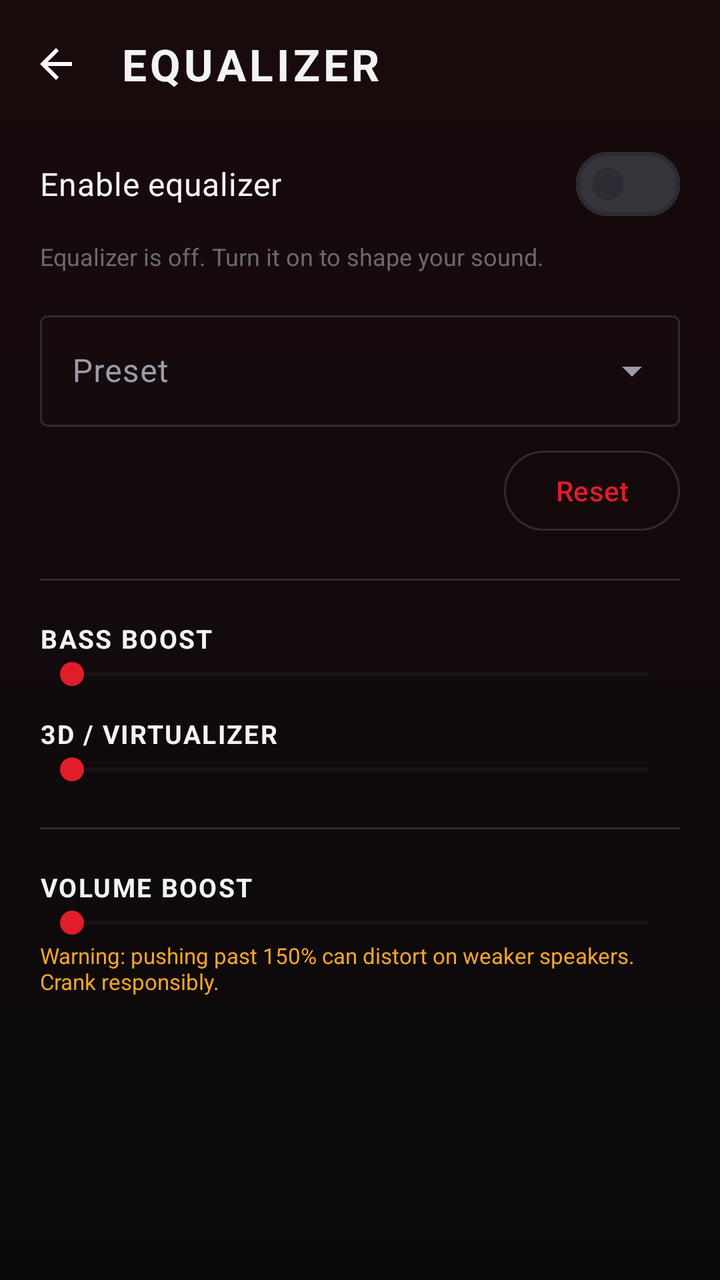
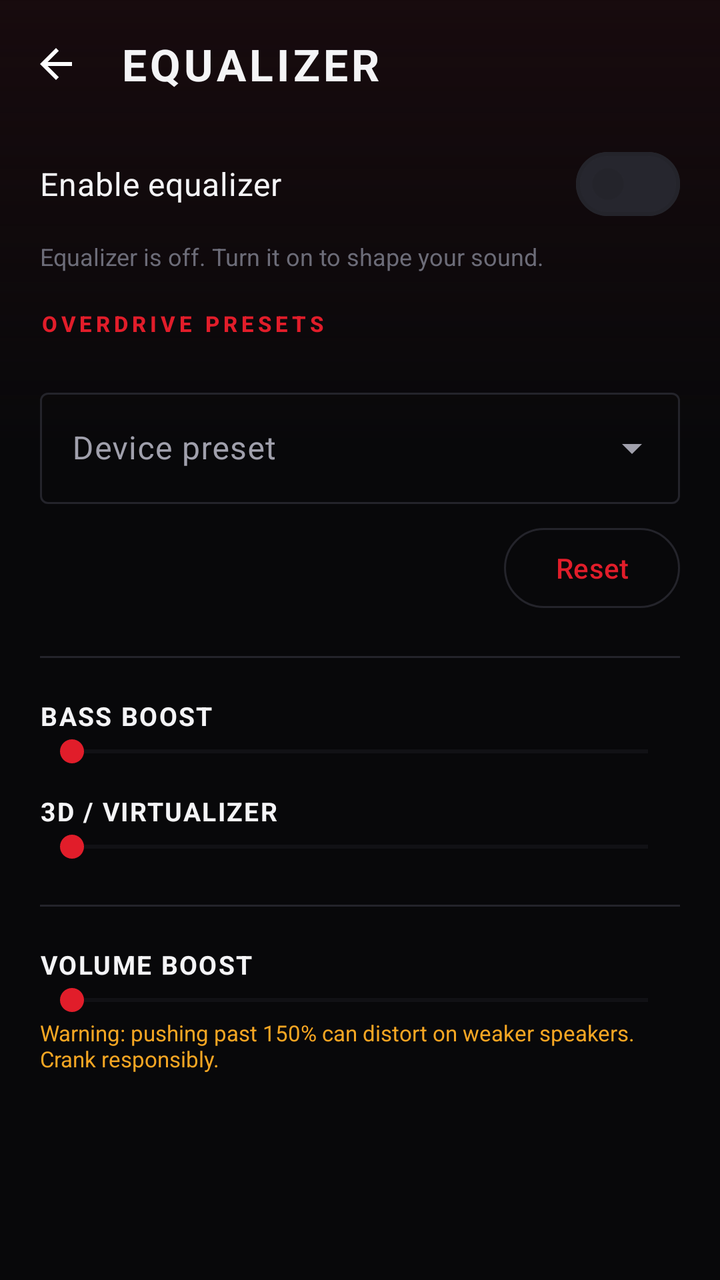

Before-and-after screenshots of an Android layout around one commit, followed by the original layout XML and the change that was made.
<!-- AndroidManifest.xml: application theme Theme.Overdrive -->
<!-- res/layout/activity_equalizer.xml -->
<?xml version="1.0" encoding="utf-8"?>
<LinearLayout xmlns:android="http://schemas.android.com/apk/res/android"
    xmlns:app="http://schemas.android.com/apk/res-auto"
    android:layout_width="match_parent"
    android:layout_height="match_parent"
    android:background="@drawable/bg_app"
    android:orientation="vertical">

    <com.google.android.material.appbar.MaterialToolbar
        android:id="@+id/toolbar"
        android:layout_width="match_parent"
        android:layout_height="?attr/actionBarSize"
        android:background="@android:color/transparent"
        app:navigationIcon="@drawable/ic_arrow_back"
        app:title="@string/equalizer"
        app:titleTextAppearance="@style/Widget.Overdrive.Toolbar.Title" />

    <ScrollView
        android:layout_width="match_parent"
        android:layout_height="0dp"
        android:layout_weight="1"
        android:clipToPadding="false"
        android:paddingBottom="32dp">

        <LinearLayout
            android:layout_width="match_parent"
            android:layout_height="wrap_content"
            android:orientation="vertical"
            android:paddingHorizontal="20dp">

            <com.google.android.material.materialswitch.MaterialSwitch
                android:id="@+id/eqSwitch"
                android:layout_width="match_parent"
                android:layout_height="wrap_content"
                android:layout_marginTop="4dp"
                android:text="@string/enable_equalizer"
                android:textColor="@color/text_primary"
                android:textSize="16sp" />

            <TextView
                android:id="@+id/eqDisabledHint"
                android:layout_width="match_parent"
                android:layout_height="wrap_content"
                android:layout_marginTop="4dp"
                android:text="@string/eq_disabled_hint"
                android:textColor="@color/text_muted"
                android:textSize="12sp" />

            <com.google.android.material.textfield.TextInputLayout
                android:id="@+id/presetLayout"
                style="@style/Widget.Material3.TextInputLayout.OutlinedBox.ExposedDropdownMenu"
                android:layout_width="match_parent"
                android:layout_height="wrap_content"
                android:layout_marginTop="16dp"
                android:hint="@string/preset">

                <com.google.android.material.textfield.MaterialAutoCompleteTextView
                    android:id="@+id/presetDropdown"
                    android:layout_width="match_parent"
                    android:layout_height="wrap_content"
                    android:inputType="none"
                    android:textColor="@color/text_primary" />
            </com.google.android.material.textfield.TextInputLayout>

            <LinearLayout
                android:id="@+id/bandContainer"
                android:layout_width="match_parent"
                android:layout_height="wrap_content"
                android:layout_marginTop="8dp"
                android:orientation="vertical" />

            <com.google.android.material.button.MaterialButton
                android:id="@+id/resetButton"
                style="@style/Widget.Material3.Button.OutlinedButton"
                android:layout_width="wrap_content"
                android:layout_height="wrap_content"
                android:layout_gravity="end"
                android:text="@string/reset" />

            <View
                android:layout_width="match_parent"
                android:layout_height="1dp"
                android:layout_marginVertical="20dp"
                android:background="@color/divider" />

            <TextView
                android:id="@+id/bassLabel"
                android:layout_width="match_parent"
                android:layout_height="wrap_content"
                android:letterSpacing="0.06"
                android:text="@string/bass_boost"
                android:textAllCaps="true"
                android:textColor="@color/text_primary"
                android:textSize="13sp"
                android:textStyle="bold" />

            <SeekBar
                android:id="@+id/bassSeek"
                android:layout_width="match_parent"
                android:layout_height="wrap_content"
                android:max="100"
                android:progressBackgroundTint="@color/surface_3"
                android:progressTint="?attr/colorPrimary"
                android:thumbTint="?attr/colorPrimary" />

            <TextView
                android:id="@+id/virtLabel"
                android:layout_width="match_parent"
                android:layout_height="wrap_content"
                android:layout_marginTop="12dp"
                android:letterSpacing="0.06"
                android:text="@string/virtualizer"
                android:textAllCaps="true"
                android:textColor="@color/text_primary"
                android:textSize="13sp"
                android:textStyle="bold" />

            <SeekBar
                android:id="@+id/virtSeek"
                android:layout_width="match_parent"
                android:layout_height="wrap_content"
                android:max="100"
                android:progressBackgroundTint="@color/surface_3"
                android:progressTint="?attr/colorPrimary"
                android:thumbTint="?attr/colorPrimary" />

            <View
                android:layout_width="match_parent"
                android:layout_height="1dp"
                android:layout_marginVertical="20dp"
                android:background="@color/divider" />

            <TextView
                android:id="@+id/boostLabel"
                android:layout_width="match_parent"
                android:layout_height="wrap_content"
                android:letterSpacing="0.06"
                android:text="@string/volume_boost"
                android:textAllCaps="true"
                android:textColor="@color/text_primary"
                android:textSize="13sp"
                android:textStyle="bold" />

            <SeekBar
                android:id="@+id/boostSeek"
                android:layout_width="match_parent"
                android:layout_height="wrap_content"
                android:max="100"
                android:progressBackgroundTint="@color/surface_3"
                android:progressTint="?attr/colorPrimary"
                android:thumbTint="?attr/colorPrimary" />

            <TextView
                android:layout_width="match_parent"
                android:layout_height="wrap_content"
                android:text="@string/boost_warning"
                android:textColor="@color/rock_amber"
                android:textSize="11sp" />
        </LinearLayout>
    </ScrollView>

</LinearLayout>
<!-- resources referenced by this layout -->
<resources>
  <color name="divider">#FF2C2C34</color>
  <color name="surface_3">#FF282830</color>
  <color name="text_muted">#FF6A6A74</color>
  <color name="text_primary">#FFF3F3F5</color>
  <!-- drawable bg_app (drawable) -->
  <?xml version="1.0" encoding="utf-8"?>
  <layer-list xmlns:android="http://schemas.android.com/apk/res/android">
      <item>
          <shape android:shape="rectangle">
              <gradient
                  android:angle="270"
                  android:startColor="@color/bg_grad_top"
                  android:endColor="@color/bg" />
          </shape>
      </item>
  </layer-list>
  <string name="preset">Preset</string>
  <style name="Theme.Overdrive" parent="Theme.Material3.Dark.NoActionBar">
          <item name="colorPrimary">@color/rock_red</item>
          <item name="colorOnPrimary">@color/white</item>
          <item name="colorPrimaryContainer">@color/rock_red_dark</item>
          <item name="colorOnPrimaryContainer">@color/white</item>
          <item name="colorSecondary">@color/rock_amber</item>
          <item name="colorOnSecondary">@color/black</item>
          <item name="colorSecondaryContainer">@color/rock_amber_dark</item>
          <item name="colorOnSecondaryContainer">@color/white</item>
  
          <item name="android:colorBackground">@color/bg</item>
          <item name="colorSurface">@color/surface</item>
          <item name="colorOnSurface">@color/text_primary</item>
          <item name="colorSurfaceVariant">@color/surface_2</item>
          <item name="colorOnSurfaceVariant">@color/text_secondary</item>
          <item name="colorOutline">@color/divider</item>
          <item name="colorOutlineVariant">@color/surface_3</item>
          <item name="colorError">@color/rock_red</item>
  
          <item name="android:windowBackground">@drawable/bg_app</item>
          <item name="android:statusBarColor">@android:color/transparent</item>
          <item name="android:navigationBarColor">@color/bg</item>
          <item name="android:windowLightStatusBar">false</item>
  
          <item name="materialAlertDialogTheme">@style/ThemeOverlay.Overdrive.Dialog</item>
      </style>
  <color name="bg_grad_top">#FF1A0A0C</color>
  <color name="bg">#FF0A0A0C</color>
  <color name="rock_red_dark">#FF8E0F17</color>
  <color name="rock_amber_dark">#FFB4700A</color>
  <color name="surface">#FF151519</color>
  <color name="surface_2">#FF1E1E24</color>
  <color name="text_secondary">#FF9C9CA8</color>
  <style name="ThemeOverlay.Overdrive.Dialog" parent="ThemeOverlay.Material3.MaterialAlertDialog">
          <item name="colorSurface">@color/surface_2</item>
          <item name="colorOnSurface">@color/text_primary</item>
      </style>
  <!-- unchanged entries left out for length: 14 -->
</resources>

<!-- the commit's change to res/layout/activity_equalizer.xml (unified diff, before → after) -->
@@ -45,6 +45,38 @@
                 android:text="@string/eq_disabled_hint"
                 android:textColor="@color/text_muted"
                 android:textSize="12sp" />
+
+            <TextView
+                android:id="@+id/eqUnavailable"
+                android:layout_width="match_parent"
+                android:layout_height="wrap_content"
+                android:layout_marginTop="4dp"
+                android:text="@string/eq_unavailable"
+                android:textColor="@color/rock_amber"
+                android:textSize="12sp"
+                android:visibility="gone" />
+
+            <TextView
+                style="@style/TextAppearance.Overdrive.Overline"
+                android:layout_width="match_parent"
+                android:layout_height="wrap_content"
+                android:layout_marginTop="18dp"
+                android:text="@string/rock_presets" />
+
+            <HorizontalScrollView
+                android:layout_width="match_parent"
+                android:layout_height="wrap_content"
+                android:layout_marginTop="6dp"
+                android:scrollbars="none">
+
+                <com.google.android.material.chip.ChipGroup
+                    android:id="@+id/rockPresets"
+                    android:layout_width="wrap_content"
+                    android:layout_height="wrap_content"
+                    app:selectionRequired="false"
+                    app:singleLine="true"
+                    app:singleSelection="true" />
+            </HorizontalScrollView>
 
             <com.google.android.material.textfield.TextInputLayout
                 android:id="@+id/presetLayout"
<!-- resource entries referenced after the edit -->
@@ -1,22 +1,39 @@
 <!-- resources referenced by this layout -->
 <resources>
-  <color name="divider">#FF2C2C34</color>
-  <color name="surface_3">#FF282830</color>
-  <color name="text_muted">#FF6A6A74</color>
-  <color name="text_primary">#FFF3F3F5</color>
+  <color name="divider">#FF24242B</color>
+  <color name="surface_3">#FF26262E</color>
+  <color name="text_muted">#FF6C6C78</color>
+  <color name="text_primary">#FFF4F4F6</color>
   <!-- drawable bg_app (drawable) -->
   <?xml version="1.0" encoding="utf-8"?>
   <layer-list xmlns:android="http://schemas.android.com/apk/res/android">
       <item>
           <shape android:shape="rectangle">
+              <solid android:color="@color/bg" />
+          </shape>
+      </item>
+      
+      <item>
+          <shape android:shape="rectangle">
               <gradient
                   android:angle="270"
+                  android:centerY="0.35"
                   android:startColor="@color/bg_grad_top"
-                  android:endColor="@color/bg" />
+                  android:centerColor="#0008080A"
+                  android:endColor="#0008080A" />
           </shape>
       </item>
   </layer-list>
-  <string name="preset">Preset</string>
+  <string name="eq_unavailable">This device doesn\'t offer an equalizer for apps.</string>
+  <string name="preset">Device preset</string>
+  <string name="rock_presets">Overdrive presets</string>
+  <style name="TextAppearance.Overdrive.Overline" parent="TextAppearance.Material3.LabelSmall">
+          <item name="android:fontFamily">sans-serif-condensed</item>
+          <item name="android:textStyle">bold</item>
+          <item name="android:letterSpacing">0.18</item>
+          <item name="android:textAllCaps">true</item>
+          <item name="android:textColor">?attr/colorPrimary</item>
+      </style>
   <style name="Theme.Overdrive" parent="Theme.Material3.Dark.NoActionBar">
           <item name="colorPrimary">@color/rock_red</item>
           <item name="colorOnPrimary">@color/white</item>
@@ -24,35 +41,45 @@
           <item name="colorOnPrimaryContainer">@color/white</item>
           <item name="colorSecondary">@color/rock_amber</item>
           <item name="colorOnSecondary">@color/black</item>
-          <item name="colorSecondaryContainer">@color/rock_amber_dark</item>
-          <item name="colorOnSecondaryContainer">@color/white</item>
+          <item name="colorSecondaryContainer">@color/surface_3</item>
+          <item name="colorOnSecondaryContainer">@color/text_primary</item>
   
           <item name="android:colorBackground">@color/bg</item>
           <item name="colorSurface">@color/surface</item>
           <item name="colorOnSurface">@color/text_primary</item>
           <item name="colorSurfaceVariant">@color/surface_2</item>
           <item name="colorOnSurfaceVariant">@color/text_secondary</item>
+          <item name="colorSurfaceContainerLow">@color/surface</item>
+          <item name="colorSurfaceContainer">@color/surface_2</item>
+          <item name="colorSurfaceContainerHigh">@color/surface_2</item>
+          <item name="colorSurfaceContainerHighest">@color/surface_3</item>
           <item name="colorOutline">@color/divider</item>
           <item name="colorOutlineVariant">@color/surface_3</item>
           <item name="colorError">@color/rock_red</item>
   
           <item name="android:windowBackground">@drawable/bg_app</item>
-          <item name="android:statusBarColor">@android:color/transparent</item>
-          <item name="android:navigationBarColor">@color/bg</item>
           <item name="android:windowLightStatusBar">false</item>
+          <item name="android:windowLightNavigationBar" tools:targetApi="27">false</item>
   
           <item name="materialAlertDialogTheme">@style/ThemeOverlay.Overdrive.Dialog</item>
+          <item name="bottomSheetDialogTheme">@style/ThemeOverlay.Overdrive.BottomSheet</item>
       </style>
-  <color name="bg_grad_top">#FF1A0A0C</color>
-  <color name="bg">#FF0A0A0C</color>
-  <color name="rock_red_dark">#FF8E0F17</color>
-  <color name="rock_amber_dark">#FFB4700A</color>
-  <color name="surface">#FF151519</color>
-  <color name="surface_2">#FF1E1E24</color>
-  <color name="text_secondary">#FF9C9CA8</color>
+  <color name="bg_grad_top">#FF170A0D</color>
+  <color name="bg">#FF08080A</color>
+  <color name="rock_red_dark">#FF7A0C14</color>
+  <color name="surface">#FF121216</color>
+  <color name="surface_2">#FF1A1A20</color>
+  <color name="text_secondary">#FFA0A0AC</color>
   <style name="ThemeOverlay.Overdrive.Dialog" parent="ThemeOverlay.Material3.MaterialAlertDialog">
           <item name="colorSurface">@color/surface_2</item>
+          <item name="colorSurfaceContainerHigh">@color/surface_2</item>
           <item name="colorOnSurface">@color/text_primary</item>
+      </style>
+  <style name="ThemeOverlay.Overdrive.BottomSheet" parent="ThemeOverlay.Material3.BottomSheetDialog">
+          <item name="bottomSheetStyle">@style/Widget.Overdrive.BottomSheet</item>
+      </style>
+  <style name="Widget.Overdrive.BottomSheet" parent="Widget.Material3.BottomSheet.Modal">
+          <item name="backgroundTint">@color/surface_2</item>
       </style>
   <!-- unchanged entries left out for length: 14 -->
 </resources>
